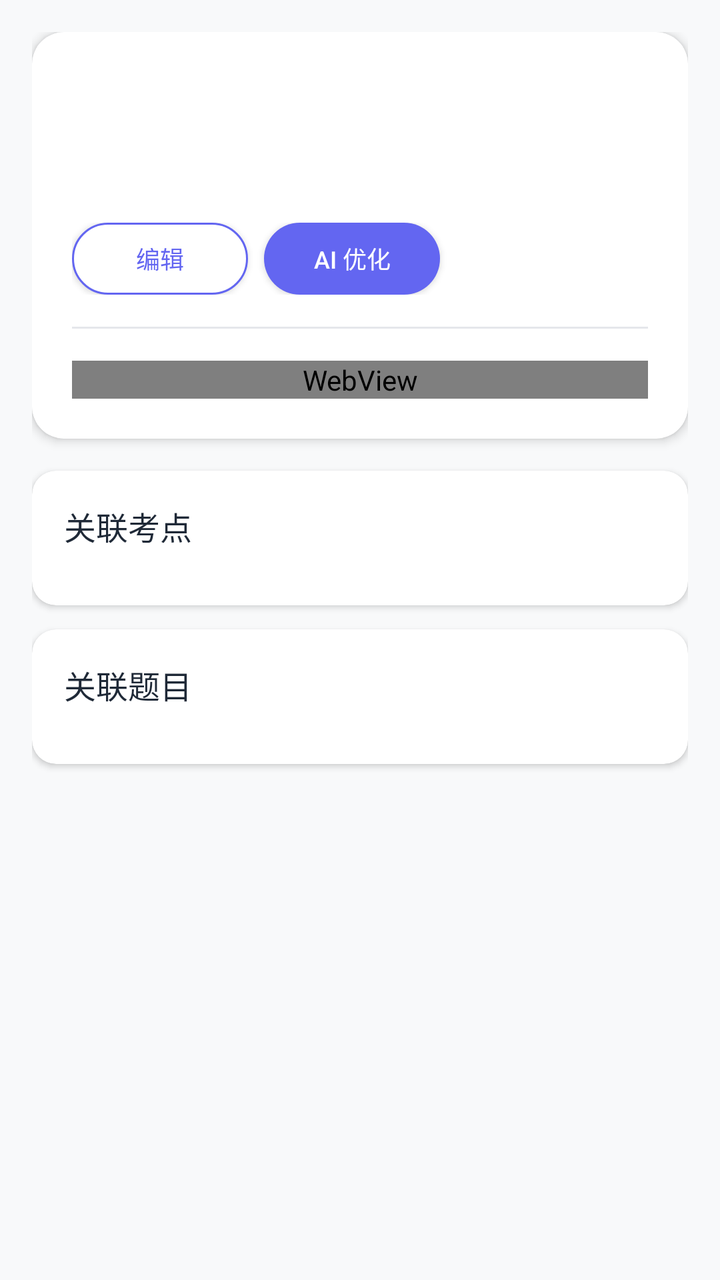
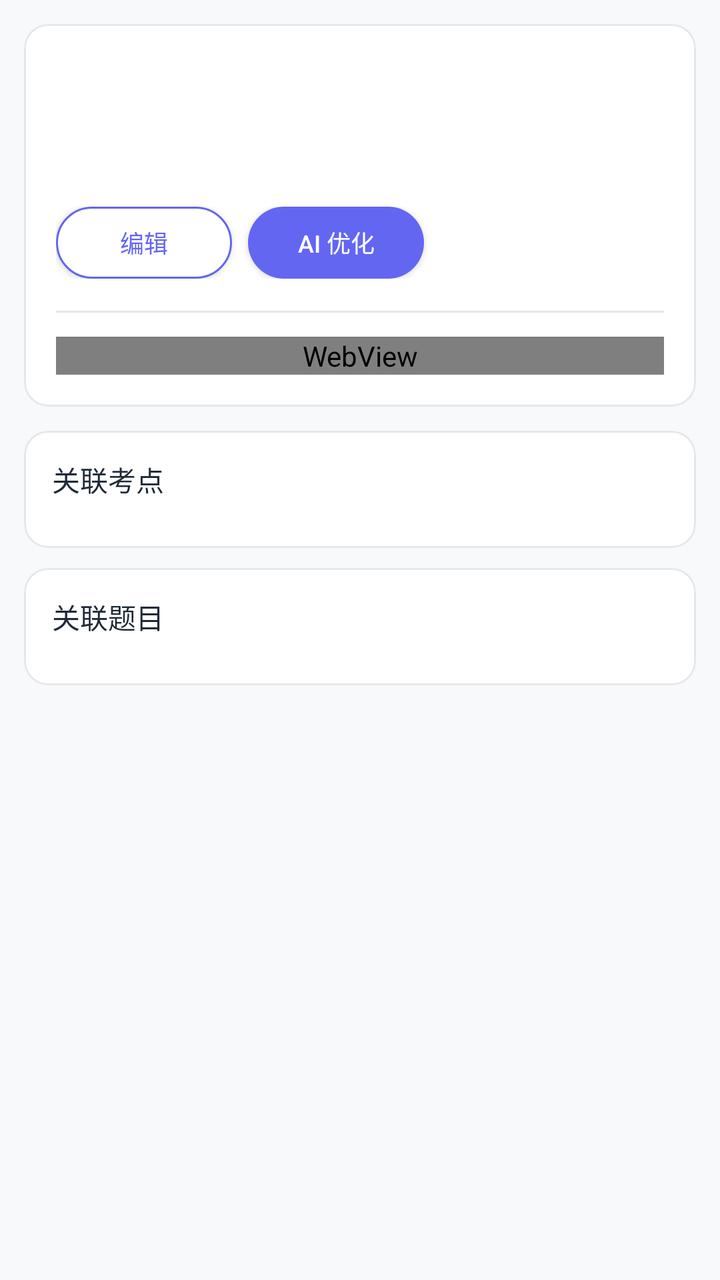

Two renders of the same Android screen: before a commit and after it. Below are the layout's source before the change and the commit's diff.
<!-- AndroidManifest.xml: application theme AppTheme -->
<!-- res/layout/fragment_knowledge_detail.xml -->
<?xml version="1.0" encoding="utf-8"?>
<ScrollView xmlns:android="http://schemas.android.com/apk/res/android"
    xmlns:app="http://schemas.android.com/apk/res-auto"
    android:layout_width="match_parent"
    android:layout_height="match_parent"
    android:background="@color/gray_bg">

    <LinearLayout
        android:layout_width="match_parent"
        android:layout_height="wrap_content"
        android:orientation="vertical"
        android:padding="16dp">

        
        <com.google.android.material.card.MaterialCardView
            android:layout_width="match_parent"
            android:layout_height="wrap_content"
            app:cardElevation="3dp"
            app:cardCornerRadius="16dp"
            app:cardBackgroundColor="@color/white">

            <LinearLayout
                android:layout_width="match_parent"
                android:layout_height="wrap_content"
                android:orientation="vertical"
                android:padding="20dp">

                <LinearLayout
                    android:layout_width="match_parent"
                    android:layout_height="wrap_content"
                    android:orientation="horizontal">

                    <TextView
                        android:id="@+id/tv_detail_chapter"
                        android:layout_width="0dp"
                        android:layout_height="wrap_content"
                        android:layout_weight="1"
                        android:textSize="12sp"
                        android:textColor="@color/primary_color"
                        android:fontFamily="sans-serif-medium" />

                    <TextView
                        android:id="@+id/tv_detail_date"
                        android:layout_width="wrap_content"
                        android:layout_height="wrap_content"
                        android:textSize="11sp"
                        android:textColor="@color/text_tertiary" />
                </LinearLayout>

                
                <TextView
                    android:id="@+id/tv_detail_title"
                    android:layout_width="match_parent"
                    android:layout_height="wrap_content"
                    android:textSize="20sp"
                    android:textColor="@color/on_surface"
                    android:fontFamily="sans-serif-medium"
                    android:layout_marginTop="8dp" />

                
                <android.widget.EditText
                    android:id="@+id/et_detail_title"
                    android:layout_width="match_parent"
                    android:layout_height="wrap_content"
                    android:layout_marginTop="8dp"
                    android:visibility="gone"
                    android:textSize="16sp"
                    android:textColor="@color/on_surface"
                    android:background="@drawable/bg_input_rounded"
                    android:padding="12dp"
                    android:hint="笔记标题"
                    android:maxLines="2"
                    android:inputType="textMultiLine" />

                
                <LinearLayout
                    android:id="@+id/ll_edit_meta"
                    android:layout_width="match_parent"
                    android:layout_height="wrap_content"
                    android:orientation="horizontal"
                    android:visibility="gone"
                    android:layout_marginTop="8dp">

                    <android.widget.EditText
                        android:id="@+id/et_detail_subject"
                        android:layout_width="0dp"
                        android:layout_height="wrap_content"
                        android:layout_weight="1"
                        android:layout_marginEnd="4dp"
                        android:textSize="14sp"
                        android:textColor="@color/on_surface"
                        android:background="@drawable/bg_input_rounded"
                        android:padding="12dp"
                        android:hint="科目"
                        android:maxLines="1" />

                    <android.widget.EditText
                        android:id="@+id/et_detail_chapter"
                        android:layout_width="0dp"
                        android:layout_height="wrap_content"
                        android:layout_weight="1"
                        android:layout_marginStart="4dp"
                        android:textSize="14sp"
                        android:textColor="@color/on_surface"
                        android:background="@drawable/bg_input_rounded"
                        android:padding="12dp"
                        android:hint="章节"
                        android:maxLines="1" />
                </LinearLayout>

                
                <android.widget.EditText
                    android:id="@+id/et_detail_tags"
                    android:layout_width="match_parent"
                    android:layout_height="wrap_content"
                    android:layout_marginTop="8dp"
                    android:visibility="gone"
                    android:textSize="14sp"
                    android:textColor="@color/on_surface"
                    android:background="@drawable/bg_input_rounded"
                    android:padding="12dp"
                    android:hint="标签（逗号分隔）"
                    android:maxLines="1" />

                
                <LinearLayout
                    android:id="@+id/ll_detail_tags"
                    android:layout_width="match_parent"
                    android:layout_height="wrap_content"
                    android:orientation="horizontal"
                    android:layout_marginTop="12dp" />

                
                <LinearLayout
                    android:layout_width="match_parent"
                    android:layout_height="wrap_content"
                    android:orientation="horizontal"
                    android:layout_marginTop="12dp">

                    <Button
                        android:id="@+id/btn_edit_note"
                        android:layout_width="wrap_content"
                        android:layout_height="36dp"
                        android:text="编辑"
                        android:textSize="12sp"
                        android:textColor="@color/primary_color"
                        android:background="@drawable/bg_btn_outline_primary" />

                    <Button
                        android:id="@+id/btn_ai_optimize"
                        android:layout_width="wrap_content"
                        android:layout_height="36dp"
                        android:text="AI 优化"
                        android:textSize="12sp"
                        android:textColor="@color/white"
                        android:background="@drawable/bg_btn_rounded_white"
                        android:backgroundTint="@color/primary_color"
                        android:layout_marginStart="8dp" />

                    <Button
                        android:id="@+id/btn_save_note"
                        android:layout_width="wrap_content"
                        android:layout_height="36dp"
                        android:text="保存"
                        android:textSize="12sp"
                        android:textColor="@color/white"
                        android:background="@drawable/bg_btn_rounded_white"
                        android:backgroundTint="@color/success"
                        android:layout_marginStart="8dp"
                        android:visibility="gone" />

                    <Button
                        android:id="@+id/btn_cancel_edit"
                        android:layout_width="wrap_content"
                        android:layout_height="36dp"
                        android:text="取消"
                        android:textSize="12sp"
                        android:textColor="@color/gray_text"
                        android:background="@drawable/bg_btn_outline_gray"
                        android:layout_marginStart="8dp"
                        android:visibility="gone" />
                </LinearLayout>

                <View
                    android:layout_width="match_parent"
                    android:layout_height="1dp"
                    android:background="@color/gray_light"
                    android:layout_marginTop="16dp" />

                
                <android.webkit.WebView
                    android:id="@+id/wv_note_content"
                    android:layout_width="match_parent"
                    android:layout_height="wrap_content"
                    android:layout_marginTop="16dp" />
            </LinearLayout>
        </com.google.android.material.card.MaterialCardView>

        
        <com.google.android.material.card.MaterialCardView
            android:layout_width="match_parent"
            android:layout_height="wrap_content"
            app:cardElevation="2dp"
            app:cardCornerRadius="12dp"
            app:cardBackgroundColor="@color/white"
            android:layout_marginTop="16dp">

            <LinearLayout
                android:layout_width="match_parent"
                android:layout_height="wrap_content"
                android:orientation="vertical"
                android:padding="16dp">

                <TextView
                    android:layout_width="match_parent"
                    android:layout_height="wrap_content"
                    android:text="关联考点"
                    android:textSize="16sp"
                    android:textColor="@color/on_surface"
                    android:fontFamily="sans-serif-medium" />

                <LinearLayout
                    android:id="@+id/ll_knowledge_points"
                    android:layout_width="match_parent"
                    android:layout_height="wrap_content"
                    android:orientation="vertical"
                    android:layout_marginTop="12dp" />
            </LinearLayout>
        </com.google.android.material.card.MaterialCardView>

        
        <com.google.android.material.card.MaterialCardView
            android:layout_width="match_parent"
            android:layout_height="wrap_content"
            app:cardElevation="2dp"
            app:cardCornerRadius="12dp"
            app:cardBackgroundColor="@color/white"
            android:layout_marginTop="12dp">

            <LinearLayout
                android:layout_width="match_parent"
                android:layout_height="wrap_content"
                android:orientation="vertical"
                android:padding="16dp">

                <TextView
                    android:layout_width="match_parent"
                    android:layout_height="wrap_content"
                    android:text="关联题目"
                    android:textSize="16sp"
                    android:textColor="@color/on_surface"
                    android:fontFamily="sans-serif-medium" />

                <LinearLayout
                    android:id="@+id/ll_linked_questions"
                    android:layout_width="match_parent"
                    android:layout_height="wrap_content"
                    android:orientation="vertical"
                    android:layout_marginTop="12dp" />
            </LinearLayout>
        </com.google.android.material.card.MaterialCardView>

        <View
            android:layout_width="match_parent"
            android:layout_height="48dp" />

    </LinearLayout>
</ScrollView>
<!-- resources referenced by this layout -->
<resources>
  <color name="gray_bg">#F8F9FA</color>
  <color name="gray_light">#E5E7EB</color>
  <color name="gray_text">#6B7280</color>
  <color name="on_surface">#1F2937</color>
  <color name="primary_color">#6366F1</color>
  <color name="success">#10B981</color>
  <color name="text_tertiary">#9CA3AF</color>
  <color name="white">#FFFFFF</color>
  <!-- drawable bg_btn_outline_gray (drawable) -->
  <?xml version="1.0" encoding="utf-8"?>
  <shape xmlns:android="http://schemas.android.com/apk/res/android"
      android:shape="rectangle">
      <solid android:color="#FFFFFF" />
      <stroke android:width="1dp" android:color="@color/gray_text" />
      <corners android:radius="18dp" />
  </shape>
  <!-- drawable bg_btn_outline_primary (drawable) -->
  <?xml version="1.0" encoding="utf-8"?>
  <shape xmlns:android="http://schemas.android.com/apk/res/android"
      android:shape="rectangle">
      <solid android:color="#FFFFFF" />
      <stroke android:width="1dp" android:color="@color/primary_color" />
      <corners android:radius="18dp" />
  </shape>
  <!-- drawable bg_btn_rounded_white (drawable) -->
  <?xml version="1.0" encoding="utf-8"?>
  <shape xmlns:android="http://schemas.android.com/apk/res/android"
      android:shape="rectangle">
      <solid android:color="#FFFFFF" />
      <corners android:radius="18dp" />
  </shape>
  <!-- drawable bg_input_rounded (drawable) -->
  <?xml version="1.0" encoding="utf-8"?>
  <shape xmlns:android="http://schemas.android.com/apk/res/android"
      android:shape="rectangle">
      <solid android:color="#F9FAFB" />
      <corners android:radius="12dp" />
  </shape>
  <style name="AppTheme" parent="Theme.MaterialComponents.Light.NoActionBar">
          <item name="colorPrimary">@color/primary_color</item>
          <item name="colorPrimaryDark">@color/primary_dark</item>
          <item name="colorAccent">@color/accent_color</item>
          <item name="android:statusBarColor">@color/primary_color</item>
      </style>
  <color name="primary_dark">#4F46E5</color>
  <color name="accent_color">#818CF8</color>
</resources>

<!-- the commit's change to res/layout/fragment_knowledge_detail.xml (unified diff, before → after) -->
@@ -9,21 +9,23 @@
         android:layout_width="match_parent"
         android:layout_height="wrap_content"
         android:orientation="vertical"
-        android:padding="16dp">
+        android:padding="12dp">
 
         
         <com.google.android.material.card.MaterialCardView
             android:layout_width="match_parent"
             android:layout_height="wrap_content"
-            app:cardElevation="3dp"
-            app:cardCornerRadius="16dp"
+            app:cardElevation="0dp"
+            app:strokeWidth="1dp"
+            app:strokeColor="#E5E7EB"
+            app:cardCornerRadius="12dp"
             app:cardBackgroundColor="@color/white">
 
             <LinearLayout
                 android:layout_width="match_parent"
                 android:layout_height="wrap_content"
                 android:orientation="vertical"
-                android:padding="20dp">
+                android:padding="16dp">
 
                 <LinearLayout
                     android:layout_width="match_parent"
@@ -192,7 +194,24 @@
                     android:id="@+id/wv_note_content"
                     android:layout_width="match_parent"
                     android:layout_height="wrap_content"
-                    android:layout_marginTop="16dp" />
+                    android:layout_marginTop="12dp" />
+
+                
+                <android.widget.EditText
+                    android:id="@+id/et_detail_content"
+                    android:layout_width="match_parent"
+                    android:layout_height="300dp"
+                    android:layout_marginTop="12dp"
+                    android:visibility="gone"
+                    android:gravity="start"
+                    android:textSize="14sp"
+                    android:textColor="@color/on_surface"
+                    android:textColorHint="@color/text_tertiary"
+                    android:background="@drawable/bg_input_rounded"
+                    android:padding="12dp"
+                    android:hint="编辑笔记内容..."
+                    android:inputType="textMultiLine"
+                    android:scrollbars="vertical" />
             </LinearLayout>
         </com.google.android.material.card.MaterialCardView>
 
@@ -200,22 +219,24 @@
         <com.google.android.material.card.MaterialCardView
             android:layout_width="match_parent"
             android:layout_height="wrap_content"
-            app:cardElevation="2dp"
+            app:cardElevation="0dp"
+            app:strokeWidth="1dp"
+            app:strokeColor="#E5E7EB"
             app:cardCornerRadius="12dp"
             app:cardBackgroundColor="@color/white"
-            android:layout_marginTop="16dp">
+            android:layout_marginTop="12dp">
 
             <LinearLayout
                 android:layout_width="match_parent"
                 android:layout_height="wrap_content"
                 android:orientation="vertical"
-                android:padding="16dp">
+                android:padding="14dp">
 
                 <TextView
                     android:layout_width="match_parent"
                     android:layout_height="wrap_content"
                     android:text="关联考点"
-                    android:textSize="16sp"
+                    android:textSize="14sp"
                     android:textColor="@color/on_surface"
                     android:fontFamily="sans-serif-medium" />
 
@@ -224,7 +245,7 @@
                     android:layout_width="match_parent"
                     android:layout_height="wrap_content"
                     android:orientation="vertical"
-                    android:layout_marginTop="12dp" />
+                    android:layout_marginTop="10dp" />
             </LinearLayout>
         </com.google.android.material.card.MaterialCardView>
 
@@ -232,22 +253,24 @@
         <com.google.android.material.card.MaterialCardView
             android:layout_width="match_parent"
             android:layout_height="wrap_content"
-            app:cardElevation="2dp"
+            app:cardElevation="0dp"
+            app:strokeWidth="1dp"
+            app:strokeColor="#E5E7EB"
             app:cardCornerRadius="12dp"
             app:cardBackgroundColor="@color/white"
-            android:layout_marginTop="12dp">
+            android:layout_marginTop="10dp">
 
             <LinearLayout
                 android:layout_width="match_parent"
                 android:layout_height="wrap_content"
                 android:orientation="vertical"
-                android:padding="16dp">
+                android:padding="14dp">
 
                 <TextView
                     android:layout_width="match_parent"
                     android:layout_height="wrap_content"
                     android:text="关联题目"
-                    android:textSize="16sp"
+                    android:textSize="14sp"
                     android:textColor="@color/on_surface"
                     android:fontFamily="sans-serif-medium" />
 
@@ -256,13 +279,13 @@
                     android:layout_width="match_parent"
                     android:layout_height="wrap_content"
                     android:orientation="vertical"
-                    android:layout_marginTop="12dp" />
+                    android:layout_marginTop="10dp" />
             </LinearLayout>
         </com.google.android.material.card.MaterialCardView>
 
         <View
             android:layout_width="match_parent"
-            android:layout_height="48dp" />
+            android:layout_height="24dp" />
 
     </LinearLayout>
 </ScrollView>
